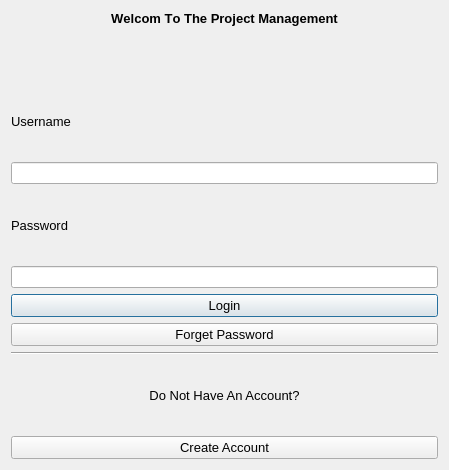
AP-projects-4001/-, file loginwindow.ui: the form before one commit.
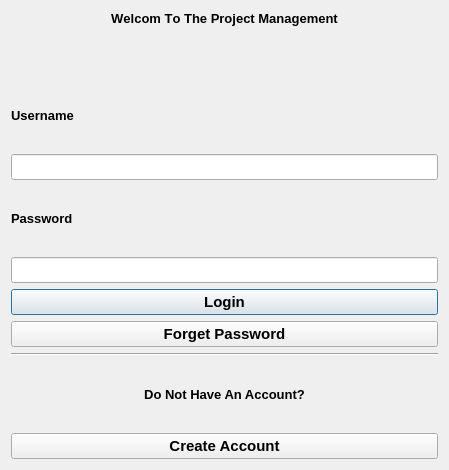
The form after the commit.

Patch:
```diff
--- a/loginwindow.ui
+++ b/loginwindow.ui
@@ -55,6 +55,8 @@
      <property name="font">
       <font>
        <pointsize>10</pointsize>
+       <weight>75</weight>
+       <bold>true</bold>
       </font>
      </property>
      <property name="text">
@@ -66,13 +68,23 @@
     </widget>
    </item>
    <item>
-    <widget class="QLineEdit" name="set_username"/>
+    <widget class="QLineEdit" name="set_username">
+     <property name="font">
+      <font>
+       <pointsize>11</pointsize>
+       <weight>75</weight>
+       <bold>true</bold>
+      </font>
+     </property>
+    </widget>
    </item>
    <item>
     <widget class="QLabel" name="pass">
      <property name="font">
       <font>
        <pointsize>10</pointsize>
+       <weight>75</weight>
+       <bold>true</bold>
       </font>
      </property>
      <property name="text">
@@ -84,13 +96,23 @@
     </widget>
    </item>
    <item>
-    <widget class="QLineEdit" name="set_pasword"/>
+    <widget class="QLineEdit" name="set_pasword">
+     <property name="font">
+      <font>
+       <pointsize>11</pointsize>
+       <weight>75</weight>
+       <bold>true</bold>
+      </font>
+     </property>
+    </widget>
    </item>
    <item>
     <widget class="QPushButton" name="login_button">
      <property name="font">
       <font>
-       <pointsize>10</pointsize>
+       <pointsize>11</pointsize>
+       <weight>75</weight>
+       <bold>true</bold>
       </font>
      </property>
      <property name="acceptDrops">
@@ -105,7 +127,9 @@
     <widget class="QPushButton" name="forget_password_Button">
      <property name="font">
       <font>
-       <pointsize>10</pointsize>
+       <pointsize>11</pointsize>
+       <weight>75</weight>
+       <bold>true</bold>
       </font>
      </property>
      <property name="text">
@@ -125,6 +149,8 @@
      <property name="font">
       <font>
        <pointsize>10</pointsize>
+       <weight>75</weight>
+       <bold>true</bold>
       </font>
      </property>
      <property name="text">
@@ -139,7 +165,9 @@
     <widget class="QPushButton" name="create_account_button">
      <property name="font">
       <font>
-       <pointsize>10</pointsize>
+       <pointsize>11</pointsize>
+       <weight>75</weight>
+       <bold>true</bold>
       </font>
      </property>
      <property name="text">
```
Left out of the diff: 3 changed lines with no effect on the pictures.
